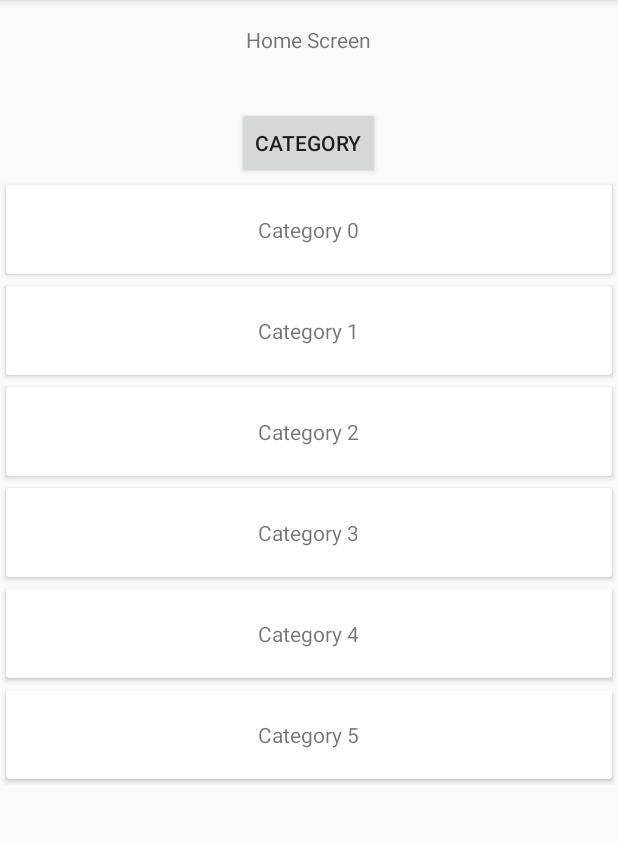
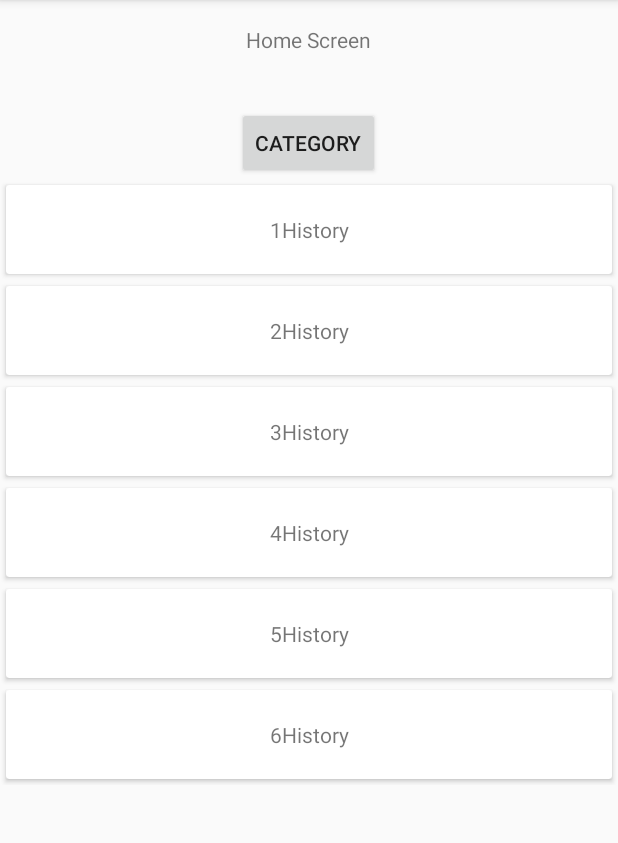
Before and after one commit to LukeRamsay/GameOfThronesTrivia, an Android app: the HomeFragment screen opened through its navigation route, on a phone screen of 412 x 824 dp, the part 84-927 px from its top. Run offline under Robolectric (Android 15) with nearby library versions, the phone set to English and light mode, and no system bars; our stand-ins replace data binding.

Commit message:
Adding Own categories
no longer creating dummy categories now using my own list of categories

```diff
--- a/app/src/main/java/com/example/gameofthronestrivia/GameViewModel.kt
+++ b/app/src/main/java/com/example/gameofthronestrivia/GameViewModel.kt
@@ -69,5 +69,24 @@ class GameViewModel : ViewModel() {
         Question("Our 17 Question",5, listOf("answer 1 ", "answer 2", "answer 3", "answer 4"), "answer 1 "),
         Question("Our 18 Question",6, listOf("answer 1 ", "answer 2", "answer 3", "answer 4"), "answer 1 ")
     )
+//    fun generateDummyList(size: Int): List<CategoryItem> {
+//
+//        val list = ArrayList<CategoryItem>()
+//        for (i in 0 until size){
+//            val item = CategoryItem(i,  "Category $i")
+//            list += item
+//        }
+//        return list
+//    }
+
+    val categories = listOf(
+        CategoryItem(1, "1History"),
+        CategoryItem(2, "2History"),
+        CategoryItem(3, "3History"),
+        CategoryItem(4, "4History"),
+        CategoryItem(5, "5History"),
+        CategoryItem(6, "6History")
+
+    )
 
 }
--- a/app/src/main/java/com/example/gameofthronestrivia/HomeFragment.kt
+++ b/app/src/main/java/com/example/gameofthronestrivia/HomeFragment.kt
@@ -31,22 +31,14 @@ class HomeFragment : Fragment(), OnCategoryItemClickListener {
         binding.catButton.setOnClickListener(
             Navigation.createNavigateOnClickListener(R.id.action_homeFragment_to_gameFragment)
         )
-        val categoryList = generateDummyList(6)
-        binding.categoryList.adapter = CategoryAdapter(categoryList, this)
+//        val categoryList = viewModel.generateDummyList(6)
+        binding.categoryList.adapter = CategoryAdapter(viewModel.categories, this)
         binding.categoryList.layoutManager = LinearLayoutManager(context)
         binding.categoryList.setHasFixedSize(true)
         return binding.root
     }
 
-    private fun generateDummyList(size: Int): List<CategoryItem> {
 
-        val list = ArrayList<CategoryItem>()
-        for (i in 0 until size){
-            val item = CategoryItem(i,  "Category $i")
-            list += item
-        }
-        return list
-    }
 
     override fun onCategoryClick(category: CategoryItem, position: Int, view: View) {
         Toast.makeText(context, "The current category text: ${category.text} the category id: ${category.id}", Toast.LENGTH_SHORT).show()
```
Also changed, not shown: app/src/main/java/com/example/gameofthronestrivia/GameFragment.kt (line endings or trailing spaces).
